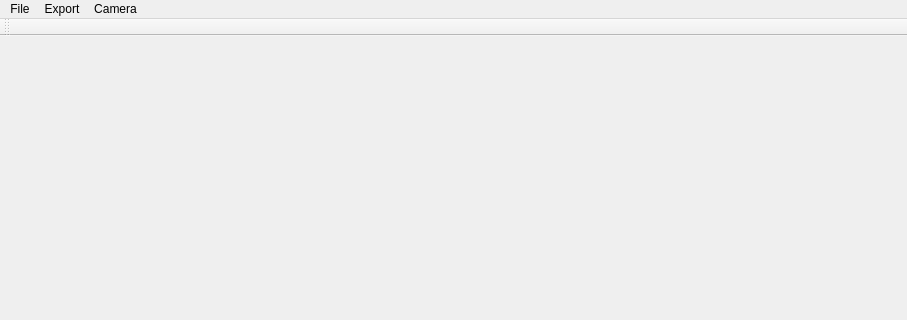
Qt form src/mainwindow.ui (lamogui/rmeditor) before a commit; both pictures show x 0 to 907 and y 0 to 320 of the 907 by 586 pixel window.
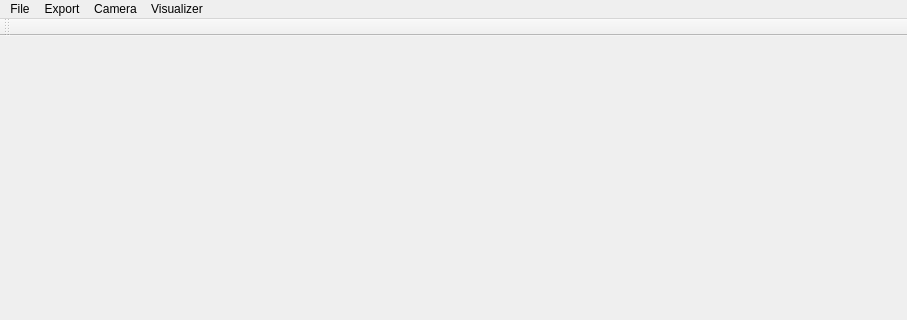
The same form after that commit. Icons and pictures are not drawn. Custom widgets are drawn as their Qt base class.

Diff of the .ui file:
```diff
--- a/src/mainwindow.ui
+++ b/src/mainwindow.ui
@@ -69,7 +69,7 @@
      <x>0</x>
      <y>0</y>
      <width>907</width>
-     <height>21</height>
+     <height>17</height>
     </rect>
    </property>
    <widget class="QMenu" name="menuFile">
@@ -98,9 +98,16 @@
     <addaction name="actionInsert_camera_keyframe"/>
     <addaction name="actionReset_camera"/>
    </widget>
+   <widget class="QMenu" name="menuVisualizer">
+    <property name="title">
+     <string>Visualizer</string>
+    </property>
+    <addaction name="actionSwitch_displayed_texture"/>
+   </widget>
    <addaction name="menuFile"/>
    <addaction name="menuExport"/>
    <addaction name="menuCamera"/>
+   <addaction name="menuVisualizer"/>
   </widget>
   <widget class="QToolBar" name="toolBar">
    <attribute name="toolBarArea">
```
Left out of the diff: 8 changed lines with no effect on the pictures.
